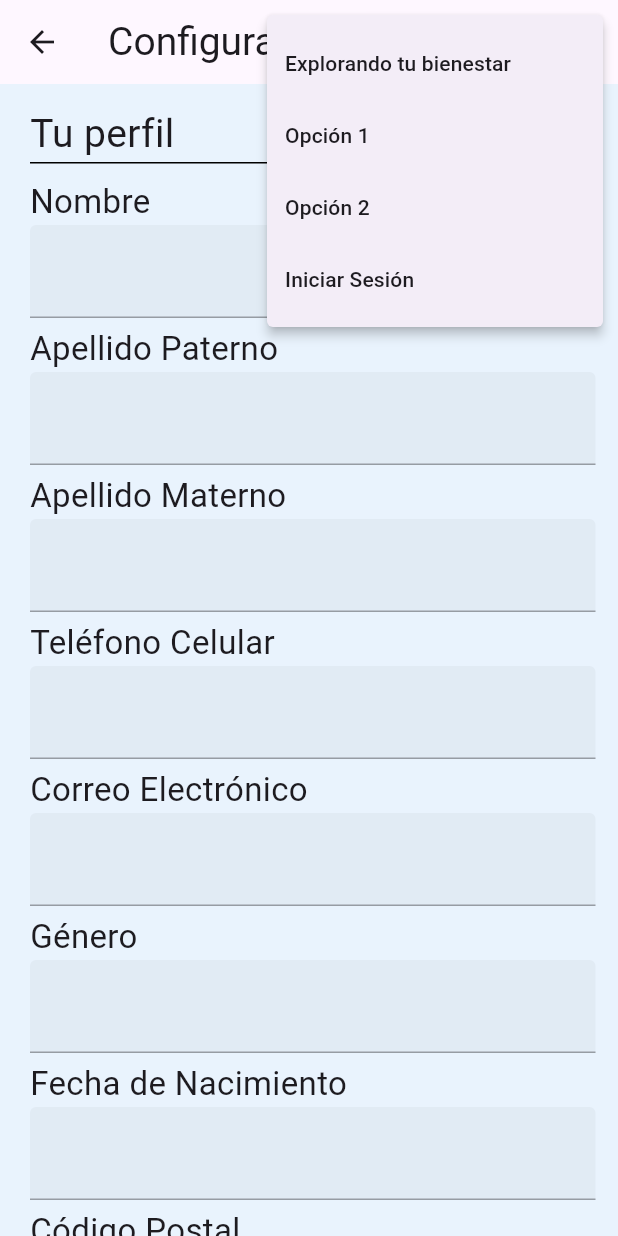
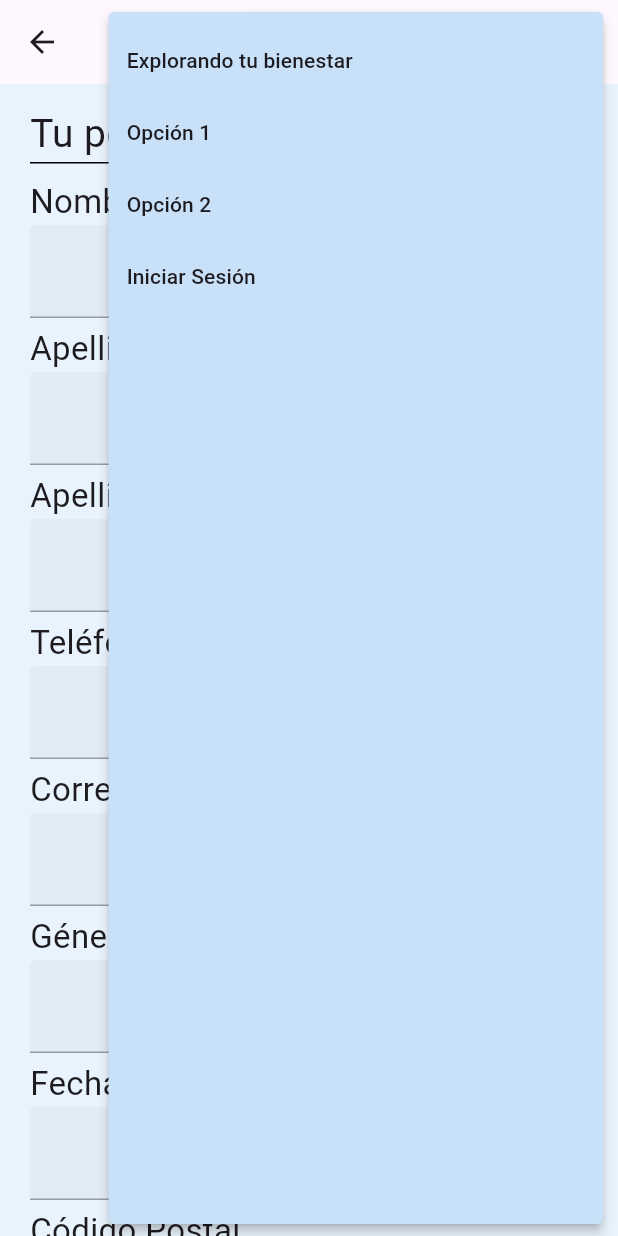
Before and after one commit to MikeOwer/ProyectoMantenimiento, a Flutter app: the ConfigPage screen opened directly, after a tap on the "menu" icon, on a phone screen of 412 x 824 dp. Run offline on Flutter 3.47's test engine with Material 3 defaults, Android fonts, the phone set to English and light mode, and no system bars; our stand-ins replace cloud_firestore, firebase_auth, firebase_core, firebase_messaging, google_sign_in, share_plus; missing offline and left inert: flutter_facebook_auth; accounts and stored records are empty; network calls fail; Roboto replaces fonts that are missing (Montserrat-SemiBold.ttf); project files that could hold a hidden picture were left out.

Commit message:
Fix: RM03. (Menú Hamburguesa)

```diff
--- a/diabetic_app/lib/my_widgets/menu_button_widget.dart
+++ b/diabetic_app/lib/my_widgets/menu_button_widget.dart
@@ -1,3 +1,4 @@
+import 'package:diabetic_app/ProyectColors.dart';
 import 'package:diabetic_app/pages/config_page.dart';
 import 'package:diabetic_app/pages/quiz_page.dart';
 import 'package:flutter/material.dart';
@@ -53,18 +54,24 @@ class _MenuButtonWidgetState extends State<MenuButtonWidget> {
 
   @override
   Widget build(BuildContext context) {
+    final widthOfScreen = MediaQuery.of(context).size.width;
+    final heightOfScreen = MediaQuery.of(context).size.height;
+
     return PopupMenuButton(
       itemBuilder: (context) => [
         PopupMenuItem(
-          child: GestureDetector(
-            onTap: () => quizButtonPressed(context),
-            child: const Text('Explorando tu bienestar'),
-          ),
-        ),
+            child: Row(
+          children: [
+            GestureDetector(
+              onTap: () => quizButtonPressed(context),
+              child: const Text('Explorando tu bienestar'),
+            ),
+          ],
+        )),
         const PopupMenuItem(
           child: Row(
             children: [
-              Text('Opción 1'),
+              Text("Opción 1"),
             ],
           ),
         ),
@@ -76,15 +83,23 @@ class _MenuButtonWidgetState extends State<MenuButtonWidget> {
           ),
         ),
         PopupMenuItem(
-          child: menuLoginButton(context),
+            child: Row(
+          children: [
+            menuLoginButton(context),
+          ],
+        )
           //child: user != null
           //  ? menuProfileButton(context)
           //  : menuLoginButton(context),
         ),
       ],
+      color: ProyectColors().backgroundColor,
+      constraints: BoxConstraints.expand(
+          width: widthOfScreen * .80, height: heightOfScreen),
       child: const Icon(
         Icons.menu,
         size: 36,
+        color: Color(0xF6F6F6F6),
       ),
     );
   }
--- a/diabetic_app/lib/pages/home_page.dart
+++ b/diabetic_app/lib/pages/home_page.dart
@@ -1,3 +1,4 @@
+import 'package:diabetic_app/ProyectColors.dart';
 import 'package:diabetic_app/my_widgets/activity_card_widget.dart';
 import 'package:flutter/material.dart';
 import 'package:firebase_auth/firebase_auth.dart';
@@ -131,7 +132,7 @@ class _HomePageState extends State<HomePage> {
   Widget build(BuildContext context) {
     return Scaffold(
       appBar: AppBar(
-        backgroundColor: const Color(0xFF002556),
+        backgroundColor: ProyectColors().primaryColor,
         title: _title(),
         actions: const [
           Padding(
```
